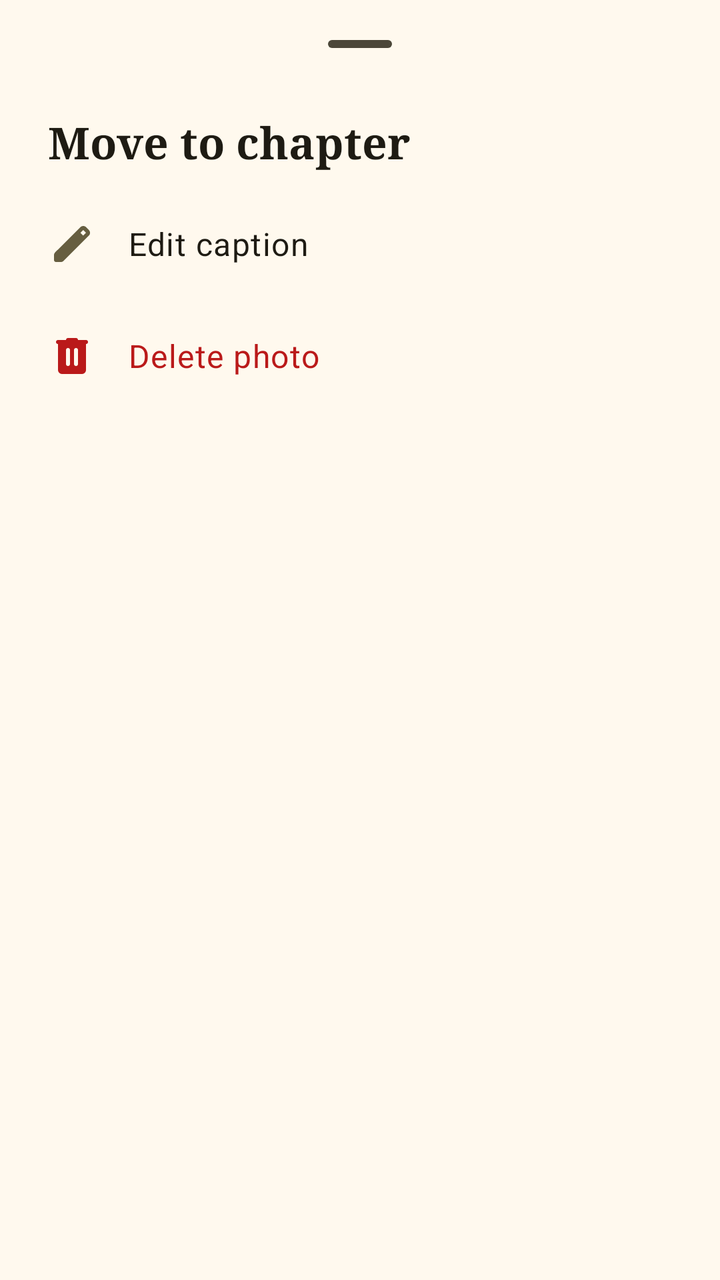
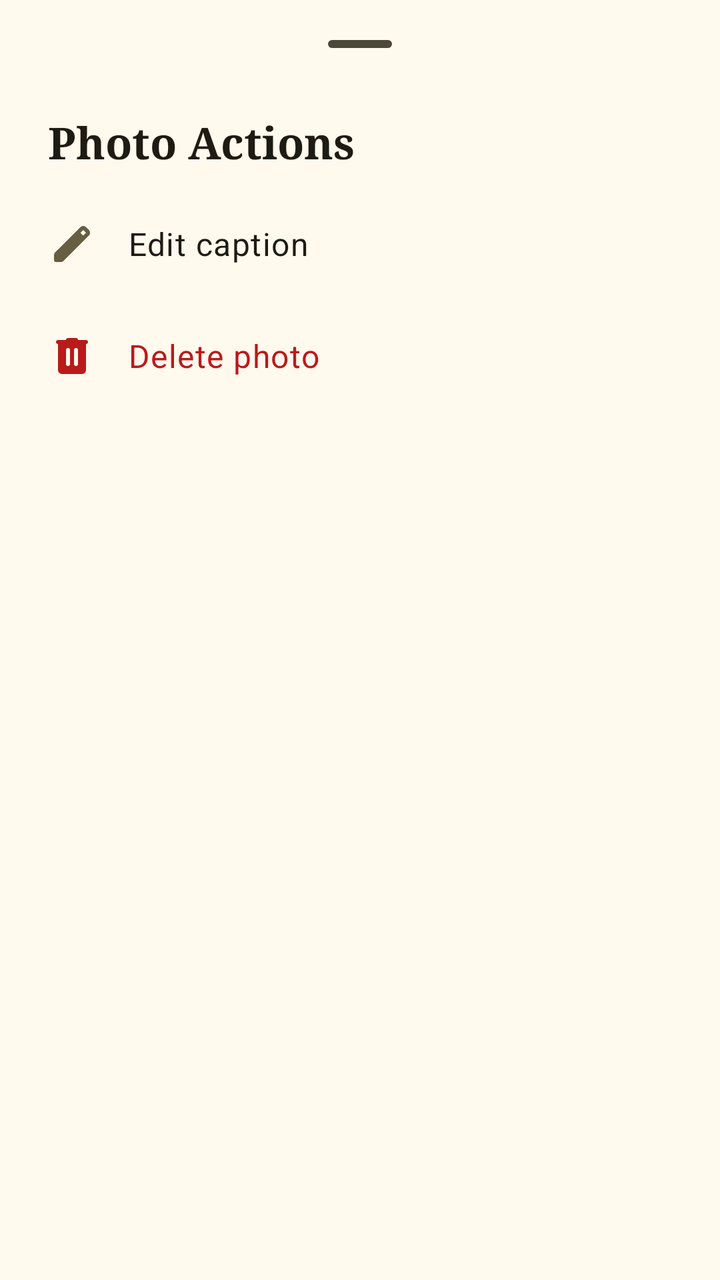

Before-and-after screenshots of an Android layout around one commit, followed by the original layout XML and the change that was made.
<!-- AndroidManifest.xml: application theme Theme.Faithfully -->
<!-- res/layout/bottom_sheet_photo.xml -->
<?xml version="1.0" encoding="utf-8"?>
<LinearLayout xmlns:android="http://schemas.android.com/apk/res/android"
    xmlns:app="http://schemas.android.com/apk/res-auto"
    android:layout_width="match_parent"
    android:layout_height="match_parent"
    android:orientation="vertical">

    <LinearLayout
        android:layout_width="match_parent"
        android:layout_height="wrap_content"
        android:orientation="vertical"
        android:paddingTop="8dp">

        <com.google.android.material.bottomsheet.BottomSheetDragHandleView
            android:id="@+id/drag_handle"
            android:layout_width="match_parent"
            android:layout_height="wrap_content" />

        <com.google.android.material.textview.MaterialTextView
            android:layout_width="match_parent"
            android:layout_height="wrap_content"
            android:text="Move to chapter"
            android:textAppearance="?attr/textAppearanceTitleLarge"
            android:textStyle="bold"
            android:fontFamily="serif"
            android:textColor="?attr/colorOnSurface"
            android:paddingHorizontal="24dp"
            android:paddingBottom="8dp" />
    </LinearLayout>

    <LinearLayout
        android:id="@+id/photo_action_edit_caption"
        android:layout_width="match_parent"
        android:layout_height="wrap_content"
        android:background="?attr/selectableItemBackground"
        android:clickable="true"
        android:focusable="true"
        android:gravity="center_vertical"
        android:orientation="horizontal"
        android:paddingHorizontal="24dp"
        android:paddingVertical="16dp">

        <ImageView
            android:layout_width="24dp"
            android:layout_height="24dp"
            android:layout_marginEnd="16dp"
            android:src="@drawable/ic_edit"
            app:tint="?attr/colorAccent" />

        <com.google.android.material.textview.MaterialTextView
            android:text="Edit caption"
            android:layout_width="0dp"
            android:layout_height="wrap_content"
            android:layout_weight="1"
            android:textAppearance="?attr/textAppearanceBodyLarge"
            android:textColor="?attr/colorOnSurface" />
    </LinearLayout>

    <LinearLayout
        android:id="@+id/photo_action_delete"
        android:layout_width="match_parent"
        android:layout_height="wrap_content"
        android:background="?attr/selectableItemBackground"
        android:clickable="true"
        android:focusable="true"
        android:gravity="center_vertical"
        android:orientation="horizontal"
        android:paddingHorizontal="24dp"
        android:paddingVertical="16dp">

        <ImageView
            android:layout_width="24dp"
            android:layout_height="24dp"
            android:layout_marginEnd="16dp"
            android:src="@drawable/ic_delete"
            app:tint="?attr/colorError" />

        <com.google.android.material.textview.MaterialTextView
            android:text="Delete photo"
            android:layout_width="0dp"
            android:layout_height="wrap_content"
            android:layout_weight="1"
            android:textAppearance="?attr/textAppearanceBodyLarge"
            android:textColor="?attr/colorError" />
    </LinearLayout>
</LinearLayout>
<!-- resources referenced by this layout -->
<resources>
  <!-- drawable ic_edit (drawable) -->
  <vector xmlns:android="http://schemas.android.com/apk/res/android"
      android:width="24dp"
      android:height="24dp"
      android:viewportWidth="960"
      android:viewportHeight="960">
    <path
        android:pathData="M160,840q-17,0 -28.5,-11.5T120,800v-97q0,-16 6,-30.5t17,-25.5l505,-504q12,-11 26.5,-17t30.5,-6q16,0 31,6t26,18l55,56q12,11 17.5,26t5.5,30q0,16 -5.5,30.5T817,313L313,817q-11,11 -25.5,17t-30.5,6h-97ZM704,312 L760,256 704,200 648,256 704,312Z"
        android:fillColor="#e3e3e3"/>
  </vector>
  <color name="md_theme_primary">#6D5E0F</color>
  <color name="md_theme_onPrimary">#FFFFFF</color>
  <color name="md_theme_primaryContainer">#F8E287</color>
  <color name="md_theme_onPrimaryContainer">#534600</color>
  <color name="md_theme_secondary">#665E40</color>
  <color name="md_theme_onSecondary">#FFFFFF</color>
  <color name="md_theme_secondaryContainer">#EEE2BC</color>
  <color name="md_theme_onSecondaryContainer">#4E472A</color>
  <color name="md_theme_tertiary">#43664E</color>
  <color name="md_theme_onTertiary">#FFFFFF</color>
  <color name="md_theme_tertiaryContainer">#C5ECCE</color>
  <color name="md_theme_onTertiaryContainer">#2C4E38</color>
  <color name="md_theme_error">#BA1A1A</color>
  <color name="md_theme_onError">#FFFFFF</color>
  <color name="md_theme_errorContainer">#FFDAD6</color>
  <color name="md_theme_onErrorContainer">#93000A</color>
  <color name="md_theme_background">#FFF9EE</color>
  <color name="md_theme_onBackground">#1E1B13</color>
  <color name="md_theme_surface">#FFF9EE</color>
  <color name="md_theme_onSurface">#1E1B13</color>
  <color name="md_theme_surfaceVariant">#EAE2D0</color>
  <color name="md_theme_onSurfaceVariant">#4B4739</color>
  <color name="md_theme_outline">#7C7767</color>
  <color name="md_theme_outlineVariant">#CDC6B4</color>
  <color name="md_theme_inverseSurface">#333027</color>
  <color name="md_theme_inverseOnSurface">#F7F0E2</color>
  <color name="md_theme_inversePrimary">#DBC66E</color>
  <color name="md_theme_primaryFixed">#F8E287</color>
  <color name="md_theme_onPrimaryFixed">#221B00</color>
  <color name="md_theme_primaryFixedDim">#DBC66E</color>
  <color name="md_theme_onPrimaryFixedVariant">#534600</color>
  <color name="md_theme_secondaryFixed">#EEE2BC</color>
  <color name="md_theme_onSecondaryFixed">#211B04</color>
  <color name="md_theme_secondaryFixedDim">#D1C6A1</color>
  <color name="md_theme_onSecondaryFixedVariant">#4E472A</color>
  <color name="md_theme_tertiaryFixed">#C5ECCE</color>
  <color name="md_theme_onTertiaryFixed">#00210F</color>
  <color name="md_theme_tertiaryFixedDim">#A9D0B3</color>
  <color name="md_theme_onTertiaryFixedVariant">#2C4E38</color>
  <color name="md_theme_surfaceDim">#E0D9CC</color>
  <color name="md_theme_surfaceBright">#FFF9EE</color>
  <color name="md_theme_surfaceContainerLowest">#FFFFFF</color>
  <color name="md_theme_surfaceContainerLow">#FAF3E5</color>
  <color name="md_theme_surfaceContainer">#F4EDDF</color>
  <color name="md_theme_surfaceContainerHigh">#EEE8DA</color>
  <color name="md_theme_surfaceContainerHighest">#E8E2D4</color>
  <style name="Theme.Faithfully.AlertDialog" parent="ThemeOverlay.Material3.MaterialAlertDialog">
          <item name="backgroundTint">?attr/colorSurfaceContainerHigh</item>
          <item name="android:textColor">?attr/colorOnSurface</item>
          <item name="dialogCornerRadius">28dp</item>
          <item name="buttonBarPositiveButtonStyle">@style/Widget.Material3.Button.TextButton.Dialog</item>
          <item name="buttonBarNegativeButtonStyle">@style/Widget.Material3.Button.TextButton.Dialog</item>
          <item name="buttonBarNeutralButtonStyle">@style/Widget.Material3.Button.TextButton.Dialog.Flush</item>
      </style>
  <!-- unchanged entries left out for length: 2 -->
</resources>

<!-- the commit's change to res/layout/bottom_sheet_photo.xml (unified diff, before → after) -->
@@ -19,7 +19,7 @@
         <com.google.android.material.textview.MaterialTextView
             android:layout_width="match_parent"
             android:layout_height="wrap_content"
-            android:text="Move to chapter"
+            android:text="Photo Actions"
             android:textAppearance="?attr/textAppearanceTitleLarge"
             android:textStyle="bold"
             android:fontFamily="serif"
